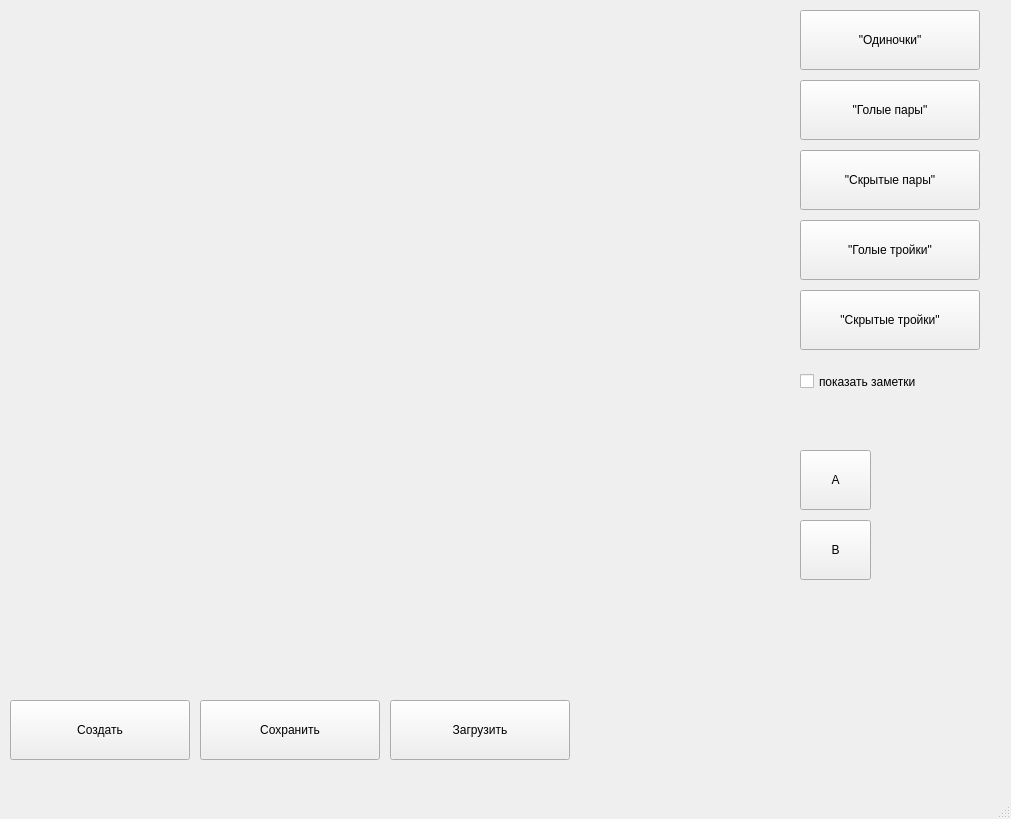
This is main_window.ui in vombat42/pyside6_sudoku as Qt 5 draws it before an edit. The edited form follows.
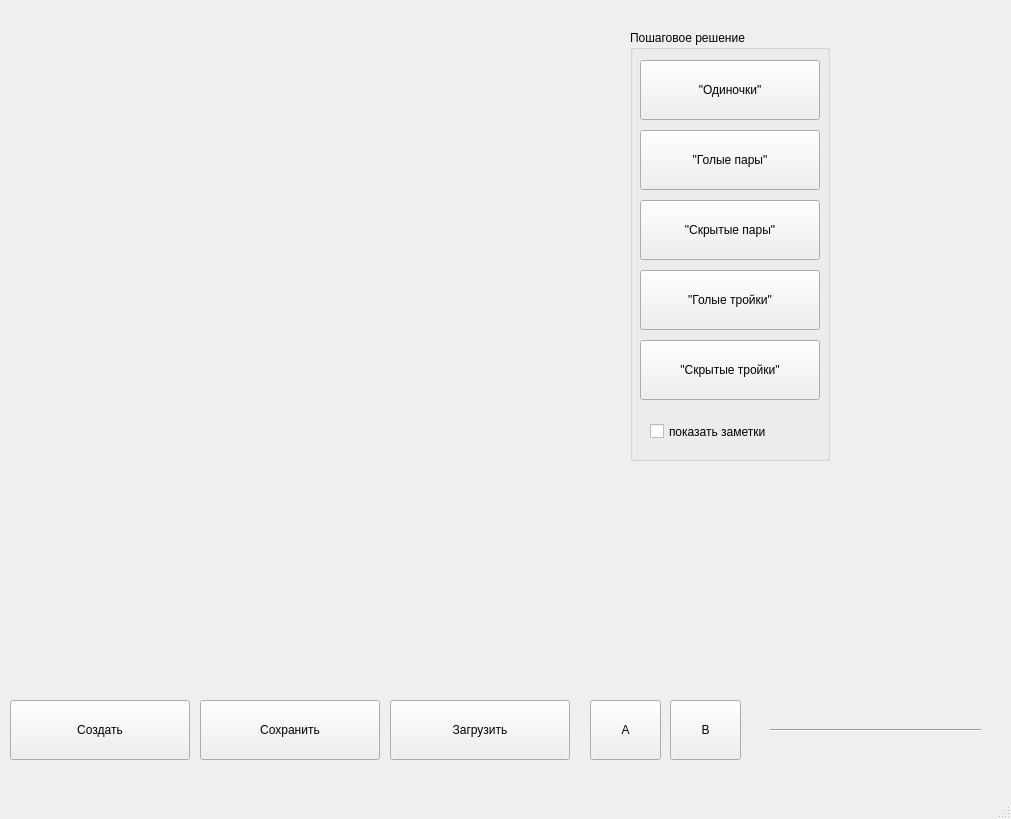
This is the edited form.

Commit message: изменения в интерфейсе

Diff of the .ui file:
```diff
--- a/main_window.ui
+++ b/main_window.ui
@@ -27,19 +27,6 @@
      <string>Создать</string>
     </property>
    </widget>
-   <widget class="QPushButton" name="button_hidden_pair">
-    <property name="geometry">
-     <rect>
-      <x>800</x>
-      <y>150</y>
-      <width>180</width>
-      <height>60</height>
-     </rect>
-    </property>
-    <property name="text">
-     <string>&quot;Скрытые пары&quot;</string>
-    </property>
-   </widget>
    <widget class="QPushButton" name="button_download">
     <property name="geometry">
      <rect>
@@ -66,93 +53,11 @@
      <string>Сохранить</string>
     </property>
    </widget>
-   <widget class="QPushButton" name="button_single">
-    <property name="geometry">
-     <rect>
-      <x>800</x>
-      <y>10</y>
-      <width>180</width>
-      <height>60</height>
-     </rect>
-    </property>
-    <property name="text">
-     <string>&quot;Одиночки&quot;</string>
-    </property>
-   </widget>
-   <widget class="QPushButton" name="button_naked_pair">
-    <property name="geometry">
-     <rect>
-      <x>800</x>
-      <y>80</y>
-      <width>180</width>
-      <height>60</height>
-     </rect>
-    </property>
-    <property name="text">
-     <string>&quot;Голые пары&quot;</string>
-    </property>
-   </widget>
-   <widget class="QPushButton" name="button_naked_triple">
-    <property name="geometry">
-     <rect>
-      <x>800</x>
-      <y>220</y>
-      <width>180</width>
-      <height>60</height>
-     </rect>
-    </property>
-    <property name="text">
-     <string>&quot;Голые тройки&quot;</string>
-    </property>
-   </widget>
-   <widget class="QPushButton" name="button_hidden_triple">
-    <property name="geometry">
-     <rect>
-      <x>800</x>
-      <y>290</y>
-      <width>180</width>
-      <height>60</height>
-     </rect>
-    </property>
-    <property name="text">
-     <string>&quot;Скрытые тройки&quot;</string>
-    </property>
-   </widget>
-   <widget class="QWidget" name="gridLayoutWidget_3">
-    <property name="geometry">
-     <rect>
-      <x>10</x>
-      <y>10</y>
-      <width>771</width>
-      <height>681</height>
-     </rect>
-    </property>
-    <layout class="QGridLayout" name="gl" rowstretch="0" columnstretch="0">
-     <property name="sizeConstraint">
-      <enum>QLayout::SetDefaultConstraint</enum>
-     </property>
-     <property name="leftMargin">
-      <number>0</number>
-     </property>
-     <property name="topMargin">
-      <number>0</number>
-     </property>
-     <property name="rightMargin">
-      <number>0</number>
-     </property>
-     <property name="bottomMargin">
-      <number>0</number>
-     </property>
-     <property name="spacing">
-      <number>0</number>
-     </property>
-    </layout>
-   </widget>
    <widget class="QPushButton" name="button_a">
     <property name="geometry">
      <rect>
-      <x>800</x>
-      <y>450</y>
+      <x>590</x>
+      <y>700</y>
       <width>71</width>
       <height>60</height>
      </rect>
@@ -164,8 +69,8 @@
    <widget class="QPushButton" name="button_b">
     <property name="geometry">
      <rect>
-      <x>800</x>
-      <y>520</y>
+      <x>670</x>
+      <y>700</y>
       <width>71</width>
       <height>60</height>
      </rect>
@@ -174,20 +79,117 @@
      <string>B</string>
     </property>
    </widget>
-   <widget class="QCheckBox" name="notes_box">
+   <widget class="QGroupBox" name="gBox_methods">
     <property name="geometry">
      <rect>
-      <x>800</x>
-      <y>370</y>
-      <width>171</width>
-      <height>23</height>
+      <x>630</x>
+      <y>30</y>
+      <width>200</width>
+      <height>431</height>
      </rect>
     </property>
-    <property name="text">
-     <string>показать заметки</string>
+    <property name="sizePolicy">
+     <sizepolicy hsizetype="Preferred" vsizetype="Preferred">
+      <horstretch>0</horstretch>
+      <verstretch>0</verstretch>
+     </sizepolicy>
     </property>
-    <property name="tristate">
-     <bool>false</bool>
+    <property name="title">
+     <string>Пошаговое решение</string>
+    </property>
+    <widget class="QPushButton" name="button_hidden_triple">
+     <property name="geometry">
+      <rect>
+       <x>10</x>
+       <y>310</y>
+       <width>180</width>
+       <height>60</height>
+      </rect>
+     </property>
+     <property name="text">
+      <string>&quot;Скрытые тройки&quot;</string>
+     </property>
+    </widget>
+    <widget class="QPushButton" name="button_naked_triple">
+     <property name="geometry">
+      <rect>
+       <x>10</x>
+       <y>240</y>
+       <width>180</width>
+       <height>60</height>
+      </rect>
+     </property>
+     <property name="text">
+      <string>&quot;Голые тройки&quot;</string>
+     </property>
+    </widget>
+    <widget class="QPushButton" name="button_single">
+     <property name="geometry">
+      <rect>
+       <x>10</x>
+       <y>30</y>
+       <width>180</width>
+       <height>60</height>
+      </rect>
+     </property>
+     <property name="text">
+      <string>&quot;Одиночки&quot;</string>
+     </property>
+    </widget>
+    <widget class="QPushButton" name="button_naked_pair">
+     <property name="geometry">
+      <rect>
+       <x>10</x>
+       <y>100</y>
+       <width>180</width>
+       <height>60</height>
+      </rect>
+     </property>
+     <property name="text">
+      <string>&quot;Голые пары&quot;</string>
+     </property>
+    </widget>
+    <widget class="QPushButton" name="button_hidden_pair">
+     <property name="geometry">
+      <rect>
+       <x>10</x>
+       <y>170</y>
+       <width>180</width>
+       <height>60</height>
+      </rect>
+     </property>
+     <property name="text">
+      <string>&quot;Скрытые пары&quot;</string>
+     </property>
+    </widget>
+    <widget class="QCheckBox" name="notes_box">
+     <property name="geometry">
+      <rect>
+       <x>20</x>
+       <y>390</y>
+       <width>171</width>
+       <height>23</height>
+      </rect>
+     </property>
+     <property name="text">
+      <string>показать заметки</string>
+     </property>
+     <property name="tristate">
+      <bool>false</bool>
+     </property>
+    </widget>
+   </widget>
+   <widget class="Line" name="line">
+    <property name="geometry">
+     <rect>
+      <x>770</x>
+      <y>720</y>
+      <width>211</width>
+      <height>21</height>
+     </rect>
+    </property>
+    <property name="orientation">
+     <enum>Qt::Horizontal</enum>
     </property>
    </widget>
   </widget>
```
The commit also changes 4 other files.
